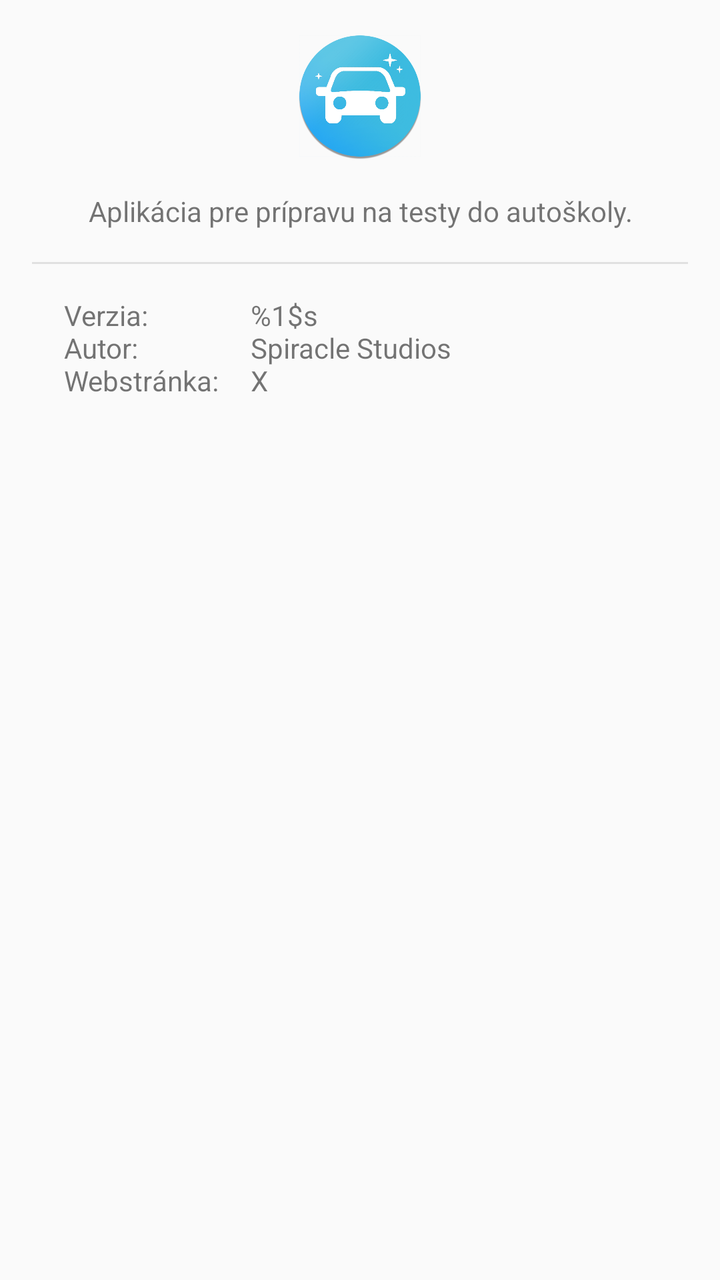
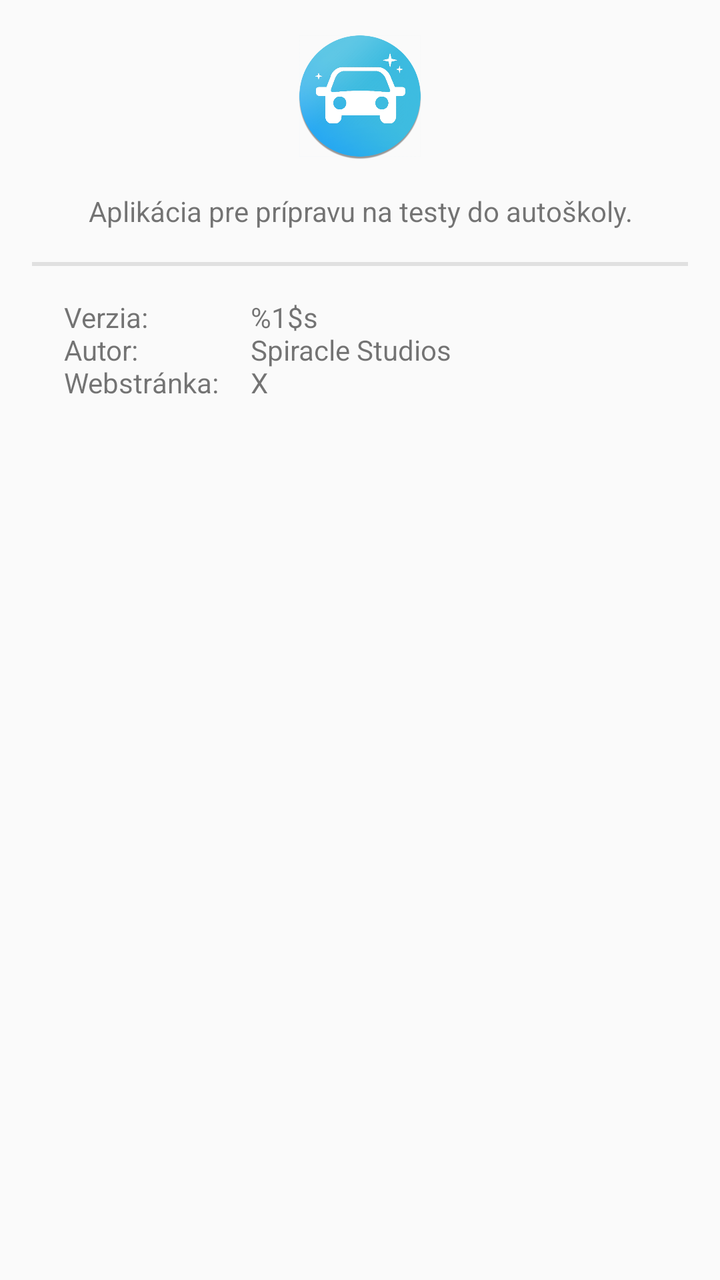

Compare the two renders of this Android layout. The source of the first and the diff that turns it into the second are given below.
<!-- AndroidManifest.xml: application theme MyTheme.Light -->
<!-- res/layout/dialog_about.xml -->
<?xml version="1.0" encoding="utf-8"?>
<LinearLayout xmlns:android="http://schemas.android.com/apk/res/android"
              xmlns:tools="http://schemas.android.com/tools"
              android:layout_width="match_parent"
              android:layout_height="match_parent"
              android:orientation="vertical"
              android:padding="16dp"
              tools:context=".MainActivity">

    <ImageView
        android:layout_width="64dp"
        android:layout_height="64dp"
        android:layout_gravity="center_horizontal|top"
        android:layout_marginBottom="16dp"
        android:contentDescription="@string/cd_application_icon"
        android:src="@drawable/icon"/>

    <TextView
        android:id="@+id/content"
        android:layout_width="fill_parent"
        android:layout_height="wrap_content"
        android:layout_gravity="top"
        android:gravity="center"
        android:layout_marginBottom="16dp"
        android:text="@string/dialog_about_content"/>

    <View
        android:layout_width="match_parent"
        android:layout_height="1dp"
        android:layout_marginBottom="16dp"
        android:background="@color/material_grey_300"/>

    <RelativeLayout
        android:layout_width="fill_parent"
        android:layout_height="wrap_content">

        <TextView
            android:id="@+id/info_titles"
            android:layout_width="wrap_content"
            android:layout_height="wrap_content"
            android:layout_gravity="start|top"
            android:layout_marginLeft="16dp"
            android:layout_marginStart="16dp"
            android:text="@string/dialog_about_info_titles"/>

        <TextView
            android:id="@+id/info_values"
            android:layout_width="wrap_content"
            android:layout_height="wrap_content"
            android:layout_marginLeft="16dp"
            android:layout_marginStart="16dp"
            android:layout_toRightOf="@id/info_titles"
            android:layout_toEndOf="@id/info_titles"
            android:text="@string/dialog_about_info_values"/>
    </RelativeLayout>

</LinearLayout>
<!-- resources referenced by this layout -->
<resources>
  <!-- drawable icon: png bitmap (drawable, 141097 bytes) -->
  <string name="cd_application_icon">Ikona aplikácie</string>
  <string name="dialog_about_content">Aplikácia pre prípravu na testy do autoškoly.</string>
  <string name="dialog_about_info_titles">Verzia:\nAutor:\nWebstránka:</string>
  <string name="dialog_about_info_values">%1$s\nSpiracle Studios\nX</string>
  <style name="MyTheme.Light" parent="@style/Theme.AppCompat.Light.NoActionBar">
          
          
          <item name="colorPrimary">@color/colorPrimary</item>
          <item name="colorPrimaryDark">@color/colorPrimaryDark</item>
      </style>
  <color name="colorPrimary" type="color">#4285F4</color>
  <color name="colorPrimaryDark" type="color">#3367D6</color>
</resources>

<!-- the commit's change to res/layout/dialog_about.xml (unified diff, before → after) -->
@@ -13,22 +13,22 @@
         android:layout_gravity="center_horizontal|top"
         android:layout_marginBottom="16dp"
         android:contentDescription="@string/cd_application_icon"
-        android:src="@drawable/icon"/>
+        android:src="@drawable/app_icon"/>
 
     <TextView
         android:id="@+id/content"
         android:layout_width="fill_parent"
         android:layout_height="wrap_content"
         android:layout_gravity="top"
+        android:layout_marginBottom="16dp"
         android:gravity="center"
-        android:layout_marginBottom="16dp"
         android:text="@string/dialog_about_content"/>
 
     <View
         android:layout_width="match_parent"
-        android:layout_height="1dp"
+        android:layout_height="2dp"
         android:layout_marginBottom="16dp"
-        android:background="@color/material_grey_300"/>
+        android:background="@color/grey_300"/>
 
     <RelativeLayout
         android:layout_width="fill_parent"
@@ -49,8 +49,8 @@
             android:layout_height="wrap_content"
             android:layout_marginLeft="16dp"
             android:layout_marginStart="16dp"
+            android:layout_toEndOf="@id/info_titles"
             android:layout_toRightOf="@id/info_titles"
-            android:layout_toEndOf="@id/info_titles"
             android:text="@string/dialog_about_info_values"/>
     </RelativeLayout>
 
<!-- resource entries referenced after the edit -->
@@ -1,6 +1,7 @@
 <!-- resources referenced by this layout -->
 <resources>
-  <!-- drawable icon: png bitmap (drawable, 141097 bytes) -->
+  <color name="grey_300" type="color">#E0E0E0</color>
+  <!-- drawable app_icon: png bitmap (drawable, 141097 bytes) -->
   <string name="cd_application_icon">Ikona aplikácie</string>
   <string name="dialog_about_content">Aplikácia pre prípravu na testy do autoškoly.</string>
   <string name="dialog_about_info_titles">Verzia:\nAutor:\nWebstránka:</string>
